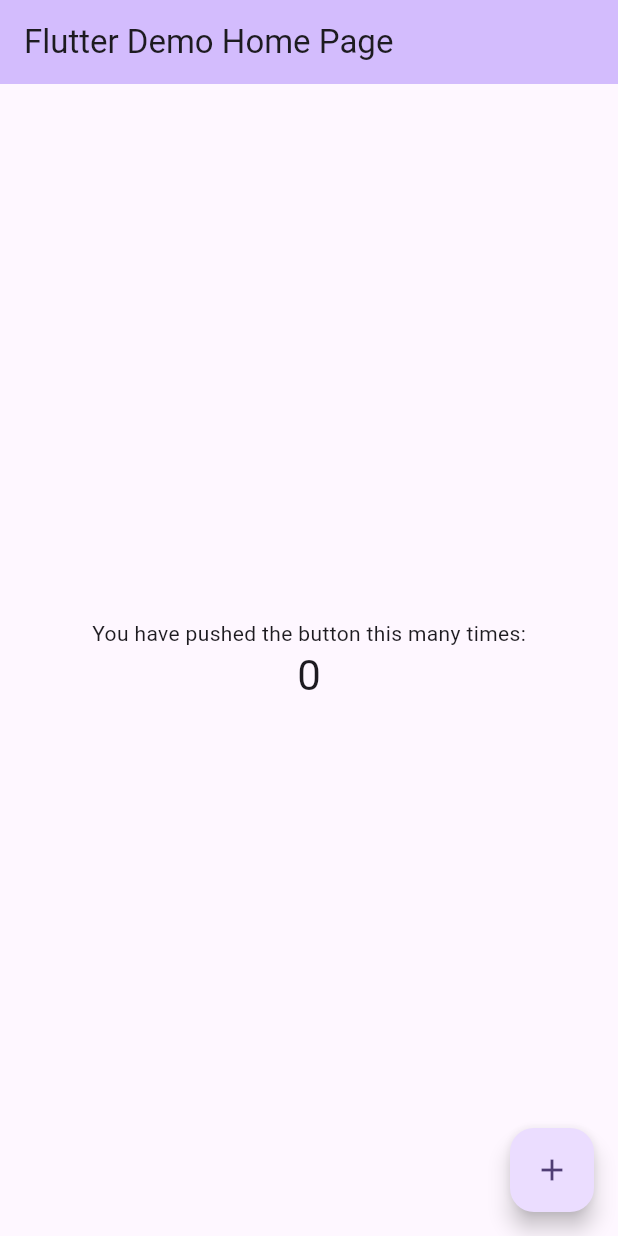
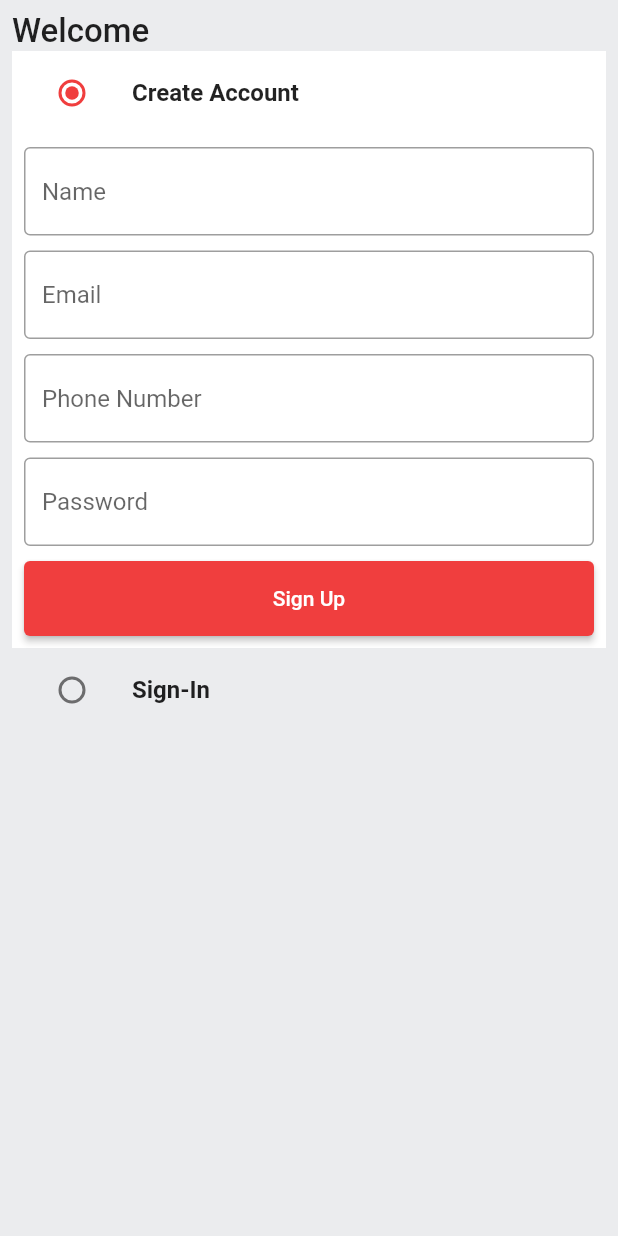
Before and after one commit to GabrielMcryu/JikoExpress, a Flutter app: the screen it shows after launch, on a phone screen of 412 x 824 dp. Run offline on Flutter 3.47's test engine with Material 2 defaults, Android fonts, the phone set to English and light mode, and no system bars; our stand-ins replace file_picker, flutter_rating_bar, shared_preferences.

Commit message:
Implemented Authentication for Customer

```diff
--- a/lib/common/widgets/custom_textfield.dart
+++ b/lib/common/widgets/custom_textfield.dart
@@ -4,7 +4,7 @@ class CustomTextField extends StatelessWidget {
   final TextEditingController controller;
   final String hintText;
   final int maxLines;
-  const CustomTextField({super.key, required this.controller, required this.hintText, required this.maxLines});
+  const CustomTextField({super.key, required this.controller, required this.hintText, this.maxLines = 1});
 
   @override
   Widget build(BuildContext context) {
--- a/lib/constants/global_variables.dart
+++ b/lib/constants/global_variables.dart
@@ -1,7 +1,7 @@
 import 'package:flutter/material.dart';
 
-// String uri = 'http://192.168.100.3:3000';
-String uri = 'http://192.168.83.133:3000';
+String uri = 'http://192.168.100.3:3000';
+// String uri = 'http://192.168.83.133:3000';
 
 class GlobalVariables {
   static const appBarGradient = LinearGradient(
--- /dev/null
+++ b/lib/features/auth/models/payload.dart
@@ -0,0 +1,23 @@
+class Payload {
+  String? id;
+  String? type;
+  int? iat;
+
+  Payload({this.id, this.type, this.iat});
+
+  factory Payload.fromJson(Map<String, dynamic> json) {
+    return Payload(
+      id: json['id'],
+      type: json['type'],
+      iat: json['iat'],
+    );
+  }
+
+  Map<String, dynamic> toJson() {
+    final Map<String, dynamic> data = {};
+    data['id'] = id;
+    data['type'] = type;
+    data['iat'] = iat;
+    return data;
+  }
+}
--- /dev/null
+++ b/lib/features/auth/screens/customer_auth_screen.dart
@@ -0,0 +1,195 @@
+import 'package:jiko_express/common/widgets/custom_button.dart';
+import 'package:jiko_express/common/widgets/custom_textfield.dart';
+import 'package:jiko_express/constants/global_variables.dart';
+import 'package:jiko_express/features/auth/services/auth_service.dart';
+import 'package:flutter/material.dart';
+
+enum Auth {
+  signin,
+  signup,
+}
+
+class CustomerAuthScreen extends StatefulWidget {
+  static const String routeName = '/customer-auth-screen';
+  const CustomerAuthScreen({super.key});
+
+  @override
+  State<CustomerAuthScreen> createState() => _CustomerAuthScreenState();
+}
+
+class _CustomerAuthScreenState extends State<CustomerAuthScreen> {
+  Auth _auth = Auth.signup;
+  final _signUpFormKey = GlobalKey<FormState>();
+  final _signInFormKey = GlobalKey<FormState>();
+
+  final AuthService authService = AuthService();
+  final TextEditingController _emailController = TextEditingController();
+  final TextEditingController _passwordController = TextEditingController();
+  final TextEditingController _nameController = TextEditingController();
+  final TextEditingController _phoneNumberController = TextEditingController();
+
+  @override
+  void dispose() {
+    super.dispose();
+    _emailController.dispose();
+    _passwordController.dispose();
+    _nameController.dispose();
+    _phoneNumberController.dispose();
+  }
+
+  void signUpUser() {
+    authService.signUpUser(
+        context: context,
+        email: _emailController.text,
+        password: _passwordController.text,
+        name: _nameController.text,
+        phoneNumber: _phoneNumberController.text
+    );
+  }
+
+  void signInUser() {
+    authService.signInUser(
+        context: context,
+        email: _emailController.text,
+        password: _passwordController.text,
+    );
+  }
+
+  @override
+  Widget build(BuildContext context) {
+    return Scaffold(
+      backgroundColor: GlobalVariables.greyBackgroundColor,
+      body: SafeArea(
+        child: Padding(
+          padding: const EdgeInsets.all(8.0),
+          child: SingleChildScrollView(
+            child: Column(
+              crossAxisAlignment: CrossAxisAlignment.start,
+              children: [
+                const Text(
+                  'Welcome',
+                  style: TextStyle(
+                    fontSize: 22,
+                    fontWeight: FontWeight.w500,
+                  ),
+                ),
+                ListTile(
+                  tileColor: _auth == Auth.signup
+                    ? GlobalVariables.backgroundColor
+                    : GlobalVariables.greyBackgroundColor,
+                  title: const Text(
+                    'Create Account',
+                    style: TextStyle(
+                      fontWeight: FontWeight.bold,
+                    ),
+                  ),
+                  leading: Radio(
+                    activeColor: GlobalVariables.secondaryColor,
+                    value: Auth.signup,
+                    groupValue: _auth,
+                    onChanged: (Auth? val) {
+                      setState(() {
+                        _auth = val!;
+                      });
+                    },
+                  ),
+                ),
+                if(_auth == Auth.signup)
+                  Container(
+                    padding: const EdgeInsets.all(8),
+                    color: GlobalVariables.backgroundColor,
+                    child: Form(
+                      key: _signUpFormKey,
+                      child: Column(
+                        children: [
+                          CustomTextField(
+                              controller: _nameController,
+                              hintText: 'Name',
+                          ),
+                          const SizedBox(height: 10,),
+                          CustomTextField(
+                            controller: _emailController,
+                            hintText: 'Email',
+                          ),
+                          const SizedBox(height: 10),
+                          CustomTextField(
+                            controller: _phoneNumberController,
+                            hintText: 'Phone Number',
+                          ),
+                          const SizedBox(height: 10),
+                          CustomTextField(
+                            controller: _passwordController,
+                            hintText: 'Password',
+                          ),
+                          const SizedBox(height: 10),
+                          CustomButton(
+                              text: 'Sign Up',
+                              onTap: () {
+                                if(_signUpFormKey.currentState!.validate()) {
+                                  signUpUser();
+                                }
+                              }
+                          ),
+                        ],
+                      ),
+                    ),
+                  ),
+                ListTile(
+                  tileColor: _auth == Auth.signin
+                      ? GlobalVariables.backgroundColor
+                      : GlobalVariables.greyBackgroundColor,
+                  title: const Text(
+                    'Sign-In',
+                    style: TextStyle(
+                      fontWeight: FontWeight.bold,
+                    ),
+                  ),
+                  leading: Radio(
+                    activeColor: GlobalVariables.secondaryColor,
+                    value: Auth.signin,
+                    groupValue: _auth,
+                    onChanged: (Auth? val) {
+                      setState(() {
+                        _auth = val!;
+                      });
+                    },
+                  ),
+                ),
+                if(_auth == Auth.signin)
+                  Container(
+                    padding: const EdgeInsets.all(8),
+                    color: GlobalVariables.backgroundColor,
+                    child: Form(
+                      key: _signInFormKey,
+                      child: Column(
+                        children: [
+                          CustomTextField(
+                            controller: _emailController,
+                            hintText: 'Email',
+                          ),
+                          const SizedBox(height: 10),
+                          CustomTextField(
+                            controller: _passwordController,
+                            hintText: 'Password',
+                          ),
+                          const SizedBox(height: 10),
+                          CustomButton(
+                            text: 'Sign In',
+                            onTap: () {
+                              if (_signInFormKey.currentState!.validate()) {
+                                signInUser();
+                              }
+                            }
+                          ),
+                        ],
+                      ),
+                    ),
+                  ),
+              ],
+            ),
+          ),
+        ),
+      ),
+    );
+  }
+}
--- a/lib/main.dart
+++ b/lib/main.dart
@@ -1,125 +1,58 @@
+import 'package:jiko_express/router.dart';
+
+import 'constants/global_variables.dart';
+import 'features/auth/services/auth_service.dart';
+import 'features/auth/services/auth_service.dart';
+import 'features/auth/screens/customer_auth_screen.dart';
+
+import 'providers/user_provider.dart';
 import 'package:flutter/material.dart';
+import 'package:provider/provider.dart';
 
 void main() {
-  runApp(const MyApp());
+  runApp(MultiProvider(
+    providers: [
+      ChangeNotifierProvider(create: (context) => UserProvider(),)
+    ],
+    child: const MyApp()
+  ));
 }
 
-class MyApp extends StatelessWidget {
+class MyApp extends StatefulWidget {
   const MyApp({super.key});
 
-  // This widget is the root of your application.
   @override
-  Widget build(BuildContext context) {
-    return MaterialApp(
-      title: 'Flutter Demo',
-      theme: ThemeData(
-        // This is the theme of your application.
-        //
-        // TRY THIS: Try running your application with "flutter run". You'll see
-        // the application has a blue toolbar. Then, without quitting the app,
-        // try changing the seedColor in the colorScheme below to Colors.green
-        // and then invoke "hot reload" (save your changes or press the "hot
-        // reload" button in a Flutter-supported IDE, or press "r" if you used
-        // the command line to start the app).
-        //
-        // Notice that the counter didn't reset back to zero; the application
-        // state is not lost during the reload. To reset the state, use hot
-        // restart instead.
-        //
-        // This works for code too, not just values: Most code changes can be
-        // tested with just a hot reload.
-        colorScheme: ColorScheme.fromSeed(seedColor: Colors.deepPurple),
-        useMaterial3: true,
-      ),
-      home: const MyHomePage(title: 'Flutter Demo Home Page'),
-    );
-  }
+  State<MyApp> createState() => _MyAppState();
 }
 
-class MyHomePage extends StatefulWidget {
-  const MyHomePage({super.key, required this.title});
+class _MyAppState extends State<MyApp> {
+  final AuthService authService = AuthService();
 
-  // This widget is the home page of your application. It is stateful, meaning
-  // that it has a State object (defined below) that contains fields that affect
-  // how it looks.
-
-  // This class is the configuration for the state. It holds the values (in this
-  // case the title) provided by the parent (in this case the App widget) and
-  // used by the build method of the State. Fields in a Widget subclass are
-  // always marked "final".
-
-  final String title;
-
-  @override
-  State<MyHomePage> createState() => _MyHomePageState();
-}
-
-class _MyHomePageState extends State<MyHomePage> {
-  int _counter = 0;
-
-  void _incrementCounter() {
-    setState(() {
-      // This call to setState tells the Flutter framework that something has
-      // changed in this State, which causes it to rerun the build method below
-      // so that the display can reflect the updated values. If we changed
-      // _counter without calling setState(), then the build method would not be
-      // called again, and so nothing would appear to happen.
-      _counter++;
-    });
+@override
+  void initState() {
+    super.initState();
+    authService.getUserData(context);
   }
 
   @override
   Widget build(BuildContext context) {
-    // This method is rerun every time setState is called, for instance as done
-    // by the _incrementCounter method above.
-    //
-    // The Flutter framework has been optimized to make rerunning build methods
-    // fast, so that you can just rebuild anything that needs updating rather
-    // than having to individually change instances of widgets.
-    return Scaffold(
-      appBar: AppBar(
-        // TRY THIS: Try changing the color here to a specific color (to
-        // Colors.amber, perhaps?) and trigger a hot reload to see the AppBar
-        // change color while the other colors stay the same.
-        backgroundColor: Theme.of(context).colorScheme.inversePrimary,
-        // Here we take the value from the MyHomePage object that was created by
-        // the App.build method, and use it to set our appbar title.
-        title: Text(widget.title),
-      ),
-      body: Center(
-        // Center is a layout widget. It takes a single child and positions it
-        // in the middle of the parent.
-        child: Column(
-          // Column is also a layout widget. It takes a list of children and
-          // arranges them vertically. By default, it sizes itself to fit its
-          // children horizontally, and tries to be as tall as its parent.
-          //
-          // Column has various properties to control how it sizes itself and
-          // how it positions its children. Here we use mainAxisAlignment to
-          // center the children vertically; the main axis here is the vertical
-          // axis because Columns are vertical (the cross axis would be
-          // horizontal).
-          //
-          // TRY THIS: Invoke "debug painting" (choose the "Toggle Debug Paint"
-          // action in the IDE, or press "p" in the console), to see the
-          // wireframe for each widget.
-          mainAxisAlignment: MainAxisAlignment.center,
-          children: <Widget>[
-            const Text(
-              'You have pushed the button this many times:',
-            ),
-            Text(
-              '$_counter',
-              style: Theme.of(context).textTheme.headlineMedium,
-            ),
-          ],
+    return MaterialApp(
+      debugShowCheckedModeBanner: false,
+      title: 'Jiko Express',
+      theme: ThemeData(
+        scaffoldBackgroundColor: GlobalVariables.backgroundColor,
+        colorScheme: const ColorScheme.light(
+          primary: GlobalVariables.secondaryColor
+        ),
+        appBarTheme: const AppBarTheme(
+          elevation: 0,
+          iconTheme: IconThemeData(
+            color: Colors.black,
+          )
         ),
       ),
-      floatingActionButton: FloatingActionButton(
-        onPressed: _incrementCounter,
-        tooltip: 'Increment',
-        child: const Icon(Icons.add),
-      ), // This trailing comma makes auto-formatting nicer for build methods.
+      onGenerateRoute: (settings) => generateRoute(settings),
+      home: const CustomerAuthScreen()
     );
   }
 }
```
Also changed, not shown: lib/features/auth/services/auth_service.dart (added, +142 -0 lines), lib/providers/user_provider.dart (+7 -1 lines), lib/router.dart (+22 -0 lines), 1 other file.
